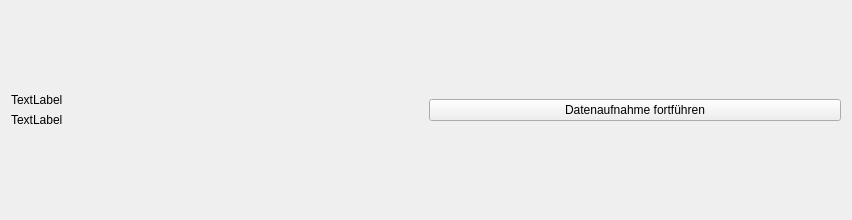
Above: lfb_regeneration_wildlife_impact/gui/draft/draft_item.ui from b-lack/qgis-fim-plugin before the change. Below: the same form after it.
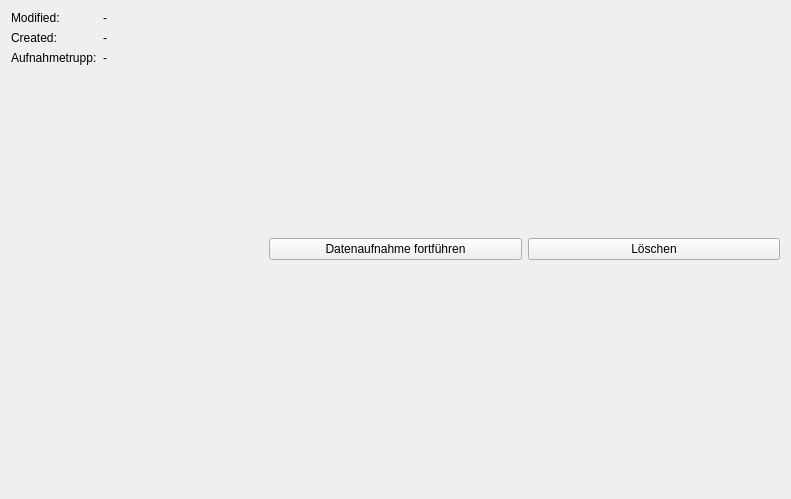
That is the form after the change.

```diff
--- a/lfb_regeneration_wildlife_impact/gui/draft/draft_item.ui
+++ b/lfb_regeneration_wildlife_impact/gui/draft/draft_item.ui
@@ -6,17 +6,47 @@
    <rect>
     <x>0</x>
     <y>0</y>
-    <width>852</width>
-    <height>220</height>
+    <width>791</width>
+    <height>499</height>
    </rect>
   </property>
   <property name="windowTitle">
    <string>Form</string>
   </property>
-  <layout class="QGridLayout" name="gridLayout">
-   <item row="0" column="0">
-    <layout class="QVBoxLayout" name="verticalLayout" stretch="0,0">
+  <layout class="QHBoxLayout" name="horizontalLayout">
      <item>
+    <layout class="QVBoxLayout" name="verticalLayout" stretch="0">
+     <item>
+      <layout class="QFormLayout" name="formLayout">
+       <item row="3" column="0">
+        <widget class="QLabel" name="label_2">
+         <property name="text">
+          <string>Aufnahmetrupp:</string>
+         </property>
+        </widget>
+       </item>
+       <item row="3" column="1">
+        <widget class="QLabel" name="lfbDraftAufnahmetruppLabel">
+         <property name="text">
+          <string>-</string>
+         </property>
+        </widget>
+       </item>
+       <item row="1" column="1">
+        <widget class="QLabel" name="lfbDraftModifiedByBtn">
+         <property name="text">
+          <string>-</string>
+         </property>
+        </widget>
+       </item>
+       <item row="1" column="0">
+        <widget class="QLabel" name="label">
+         <property name="text">
+          <string>Modified:</string>
+         </property>
+        </widget>
+       </item>
+       <item row="2" column="1">
       <widget class="QLabel" name="lfbDraftModifiedBtn">
        <property name="sizePolicy">
         <sizepolicy hsizetype="Preferred" vsizetype="Preferred">
@@ -25,26 +55,35 @@
         </sizepolicy>
        </property>
        <property name="text">
-        <string>TextLabel</string>
+          <string>-</string>
        </property>
       </widget>
      </item>
-     <item>
-      <widget class="QLabel" name="lfbDraftModifiedByBtn">
+       <item row="2" column="0">
+        <widget class="QLabel" name="label_4">
        <property name="text">
-        <string>TextLabel</string>
+          <string>Created:</string>
        </property>
       </widget>
      </item>
     </layout>
    </item>
-   <item row="0" column="1">
+    </layout>
+   </item>
+   <item>
     <widget class="QPushButton" name="lfbDraftIconBtn">
      <property name="text">
       <string>Datenaufnahme fortführen</string>
      </property>
     </widget>
    </item>
+   <item>
+    <widget class="QPushButton" name="lfbDraftIconRemoveBtn">
+     <property name="text">
+      <string>Löschen</string>
+     </property>
+    </widget>
+   </item>
   </layout>
  </widget>
  <resources/>
```
Lines whose indentation alone changed are shown as unchanged.
